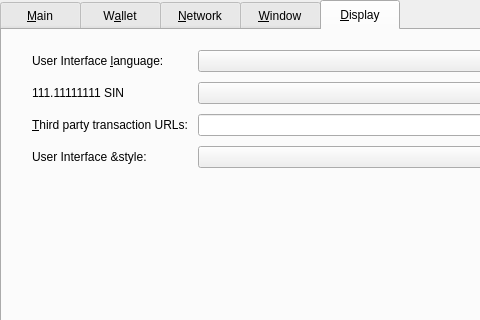
crptec/sinovate, file src/qt/forms/optionsdialog.ui: the form before one commit; both pictures show x 0 to 480 and y 0 to 320 of the 832 by 471 pixel window.
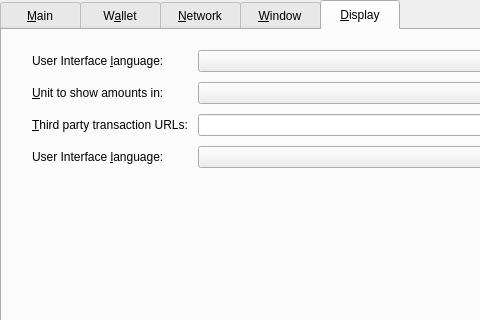
The form after the commit. The open tabs and pages were chosen to show the change. Custom widgets are drawn as their Qt base class.

The edit to the form file:
```diff
--- a/src/qt/forms/optionsdialog.ui
+++ b/src/qt/forms/optionsdialog.ui
@@ -824,11 +824,10 @@
          <item row="1" column="0">
           <widget class="QLabel" name="unitLabel">
            <property name="text">
-                 <string notr="true">111.11111111 SIN</string>
+            <string>&amp;Unit to show amounts in:</string>
            </property>
            <property name="textFormat">
             <enum>Qt::PlainText</enum>
-                 <string notr="true">909.09090909 SIN</string>
            </property>
            <property name="buddy">
             <cstring>unit</cstring>
@@ -836,17 +835,15 @@
           </widget>
          </item>
          <item row="3" column="0">
-          <widget class="QLabel" name="themeLabel">
+          <widget class="QLabel" name="langLabel">
            <property name="text">
-            <string>User Interface &amp;style:</string>
+            <string>User Interface &amp;language:</string>
            </property>
            <property name="textFormat">
             <enum>Qt::PlainText</enum>
-                 <string notr="true">111.11111111 SIN</string>
            </property>
            <property name="buddy">
             <cstring>lang</cstring>
-                 <string notr="true">909.09090909 SIN</string>
            </property>
           </widget>
          </item>
```
